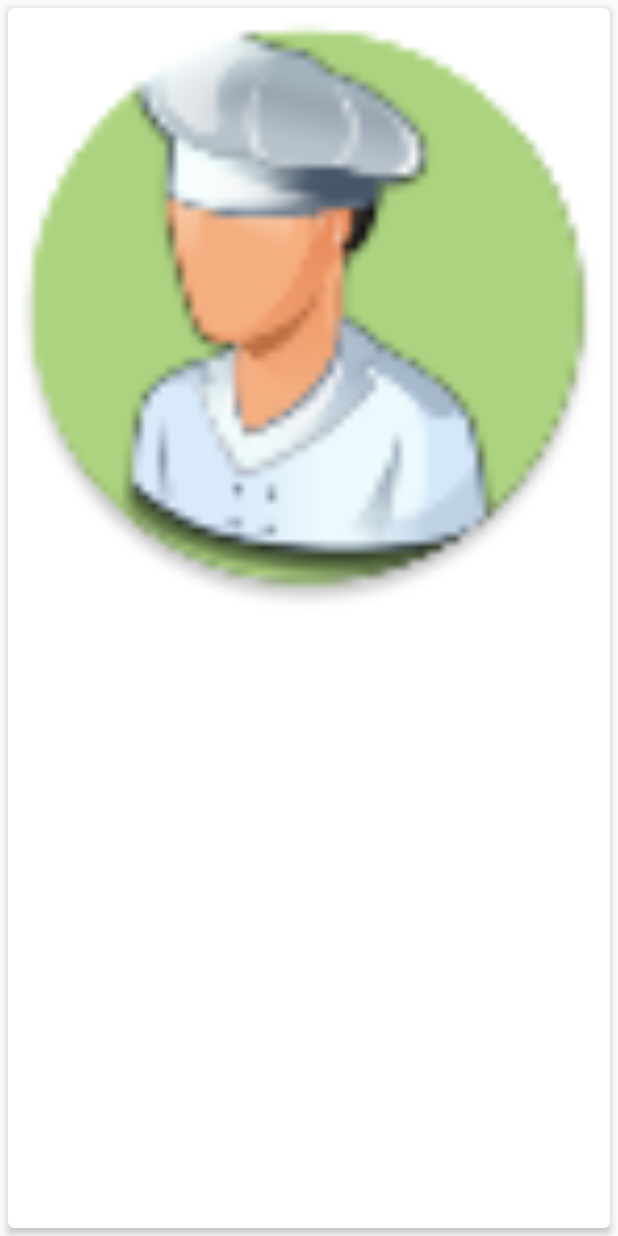
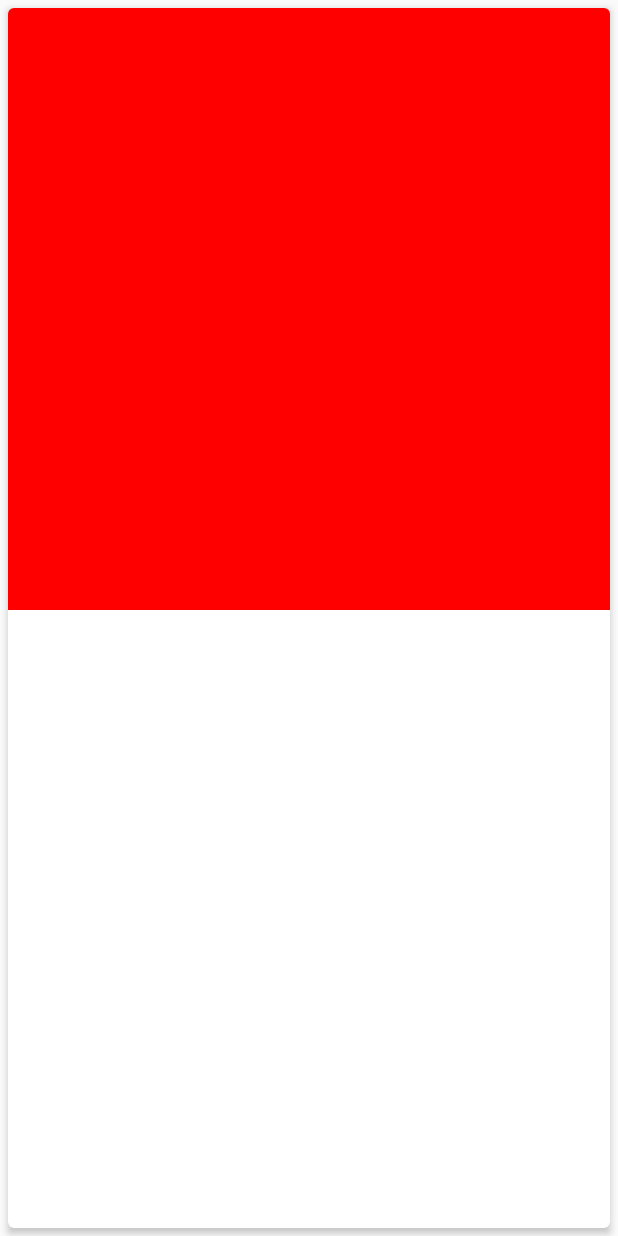
Before and after one commit to 3Einstens/IronChef, an Android app: the layout item_recipie_cv.xml on its own in the app's theme, with its tools: preview values and no code run, on a phone screen of 412 x 824 dp. Run offline under Robolectric (Android 15) with nearby library versions, the phone set to English and light mode, and no system bars.

```diff
--- a/app/src/main/java/com/einstens3/ironchef/adapters/RecipeRecyclerAdapter.java
+++ b/app/src/main/java/com/einstens3/ironchef/adapters/RecipeRecyclerAdapter.java
@@ -48,6 +48,8 @@ public class RecipeRecyclerAdapter extends RecyclerView.Adapter<RecyclerView.Vie
         ImageView ivRecipe;
         @BindView(R.id.tvDescription)
         TextView tvRecipeDescription;
+        @BindView(R.id.tvLike)
+        TextView tvLike;
         private int mPosition;
 
         public BasicViewHolder(View view) {
@@ -75,6 +77,8 @@ public class RecipeRecyclerAdapter extends RecyclerView.Adapter<RecyclerView.Vie
                 } catch (ParseException e){
                     Log.d(TAG, "parse exception: " + e.getMessage());
                 }
+
+                 tvLike.setText(Integer.toString(r.countLikes()) );
               /*  Glide.with(ivRecipe.getContext())
                         .load(r.getProfileImage()).into(ivRecipe);*/
             }
--- a/app/src/main/res/layout/item_recipie_cv.xml
+++ b/app/src/main/res/layout/item_recipie_cv.xml
@@ -16,12 +16,11 @@
         android:layout_width="match_parent"
         android:layout_height="match_parent"
         android:orientation="vertical"
-        android:weightSum="4">
+       >
 
     <LinearLayout
         android:layout_width="match_parent"
-        android:layout_height="0dip"
-        android:layout_weight="3.2"
+        android:layout_height="wrap_content"
         android:orientation="vertical">
 
     <RelativeLayout
@@ -35,7 +34,7 @@
             android:layout_height="wrap_content"
             android:adjustViewBounds="true"
             android:scaleType="fitCenter"
-            app:srcCompat="@mipmap/ic_launcher"
+            android:src="@color/red"
         />
 
         <TextView
@@ -51,9 +50,9 @@
 
         <LinearLayout
             android:layout_width="match_parent"
-            android:layout_height="0dip"
-            android:layout_weight="0.6"
+            android:layout_height="wrap_content"
             android:gravity="center|left"
+            android:layout_margin="3dp"
             android:orientation="horizontal">
 
         <ImageView
```
